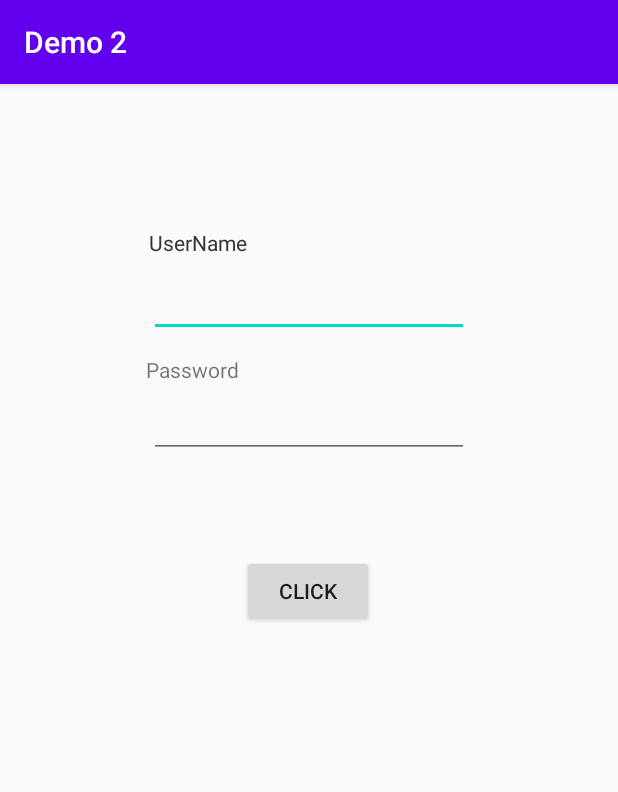
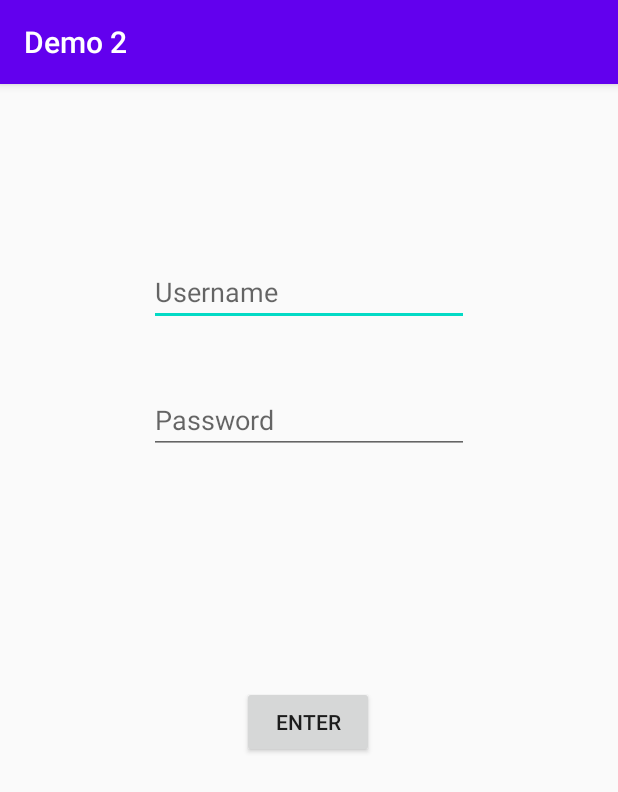
Before and after one commit to Mihir06121/Demo2, an Android app: the screen it shows after launch (MainActivity), on a phone screen of 412 x 824 dp. Shown: the top 792 px of the screen. Run offline under Robolectric (Android 15) with nearby library versions, the phone set to English and light mode, and no system bars.

Commit message:
Username added to the Main2Activity

```diff
--- a/app/src/main/java/com/example/demo2/MainActivity.java
+++ b/app/src/main/java/com/example/demo2/MainActivity.java
@@ -17,6 +17,7 @@ public class MainActivity extends AppCompatActivity {
     private EditText editText;
     private EditText editTextpassword;
     private final String TEXT_CONTENTS = "TextContent";
+    String st;
 
 
     @Override
@@ -39,9 +40,12 @@ public class MainActivity extends AppCompatActivity {
                         (editTextpassword.getText().toString().equals(pass)))
                 {
                     Intent intent = new Intent (MainActivity.this, Main2Activity.class);
+                    st=editText.getText().toString();
+                    intent.putExtra("Value",st);
                     startActivity(intent);
                     Toast.makeText(MainActivity.this, "Welcome Mihir", Toast.LENGTH_SHORT).show();
                     Log.d(TAG, "Correct ");
+
                 }
                 else
                 {
@@ -81,6 +85,8 @@ public class MainActivity extends AppCompatActivity {
         Log.d(TAG, "onSaveInstanceState: in");
         outState.putString(TEXT_CONTENTS, editText.getText().toString());
         super.onSaveInstanceState(outState);
+        editText.setText("");
+        editTextpassword.setText("");
         Log.d(TAG, "onSaveInstanceState: out");
     }
 
--- a/app/src/main/res/layout/activity_main.xml
+++ b/app/src/main/res/layout/activity_main.xml
@@ -6,71 +6,62 @@
     android:layout_height="match_parent"
     tools:context=".MainActivity">
 
-    <TextView
-        android:id="@+id/textView2"
-        android:layout_width="wrap_content"
-        android:layout_height="wrap_content"
-        android:layout_marginTop="96dp"
-        android:text="UserName"
-        app:layout_constraintEnd_toEndOf="parent"
-        app:layout_constraintHorizontal_bias="0.287"
-        app:layout_constraintStart_toStartOf="parent"
-        app:layout_constraintTop_toTopOf="parent" />
+<!--    <TextView-->
+<!--        android:id="@+id/textView2"-->
+<!--        android:layout_width="wrap_content"-->
+<!--        android:layout_height="wrap_content"-->
+<!--        android:layout_marginTop="96dp"-->
+<!--        android:text="UserName"-->
+<!--        app:layout_constraintEnd_toEndOf="parent"-->
+<!--        app:layout_constraintHorizontal_bias="0.287"-->
+<!--        app:layout_constraintStart_toStartOf="parent"-->
+<!--        app:layout_constraintTop_toTopOf="parent" />-->
 
     <Button
         android:id="@+id/button"
         android:layout_width="wrap_content"
         android:layout_height="wrap_content"
-        android:text="click"
+        android:text="enter"
         app:layout_constraintBottom_toBottomOf="parent"
         app:layout_constraintEnd_toEndOf="parent"
         app:layout_constraintHorizontal_bias="0.498"
         app:layout_constraintStart_toStartOf="parent"
         app:layout_constraintTop_toBottomOf="@+id/editTextpassword"
-        app:layout_constraintVertical_bias="0.138" />
+        app:layout_constraintVertical_bias="0.327" />
 
     <EditText
         android:id="@+id/editText"
         android:layout_width="wrap_content"
         android:layout_height="wrap_content"
-        android:layout_marginTop="8dp"
+        android:layout_marginTop="116dp"
         android:ems="10"
+        android:hint="Username"
         android:inputType="textPersonName"
         app:layout_constraintEnd_toEndOf="parent"
         app:layout_constraintStart_toStartOf="parent"
-        app:layout_constraintTop_toBottomOf="@+id/textView" />
+        app:layout_constraintTop_toTopOf="parent" />
 
     <EditText
         android:id="@+id/editTextpassword"
         android:layout_width="wrap_content"
         android:layout_height="wrap_content"
-        android:layout_marginTop="4dp"
+        android:layout_marginTop="40dp"
         android:ems="10"
+        android:hint="Password"
         android:inputType="textPassword"
         app:layout_constraintEnd_toEndOf="parent"
         app:layout_constraintStart_toStartOf="parent"
-        app:layout_constraintTop_toBottomOf="@+id/textView3" />
+        app:layout_constraintTop_toBottomOf="@+id/editText" />
 
-    <TextView
-        android:id="@+id/textView"
-        android:layout_width="wrap_content"
-        android:layout_height="wrap_content"
-        android:layout_marginTop="96dp"
-        android:text="UserName"
-        app:layout_constraintEnd_toEndOf="parent"
-        app:layout_constraintHorizontal_bias="0.287"
-        app:layout_constraintStart_toStartOf="parent"
-        app:layout_constraintTop_toTopOf="parent" />
-
-    <TextView
-        android:id="@+id/textView3"
-        android:layout_width="wrap_content"
-        android:layout_height="wrap_content"
-        android:layout_marginTop="12dp"
-        android:text="Password
-"
-        app:layout_constraintEnd_toEndOf="parent"
-        app:layout_constraintHorizontal_bias="0.281"
-        app:layout_constraintStart_toStartOf="parent"
-        app:layout_constraintTop_toBottomOf="@+id/editText" />
+    <!--    <TextView-->
+<!--        android:id="@+id/textView3"-->
+<!--        android:layout_width="wrap_content"-->
+<!--        android:layout_height="wrap_content"-->
+<!--        android:layout_marginTop="12dp"-->
+<!--        android:text="Password-->
+<!--"-->
+<!--        app:layout_constraintEnd_toEndOf="parent"-->
+<!--        app:layout_constraintHorizontal_bias="0.281"-->
+<!--        app:layout_constraintStart_toStartOf="parent"-->
+<!--        app:layout_constraintTop_toBottomOf="@+id/editText" />-->
 </androidx.constraintlayout.widget.ConstraintLayout>
```
Also changed, not shown: app/src/main/java/com/example/demo2/Main2Activity.java (+14 -6 lines), app/src/main/res/layout/activity_main2.xml (+24 -2 lines).
